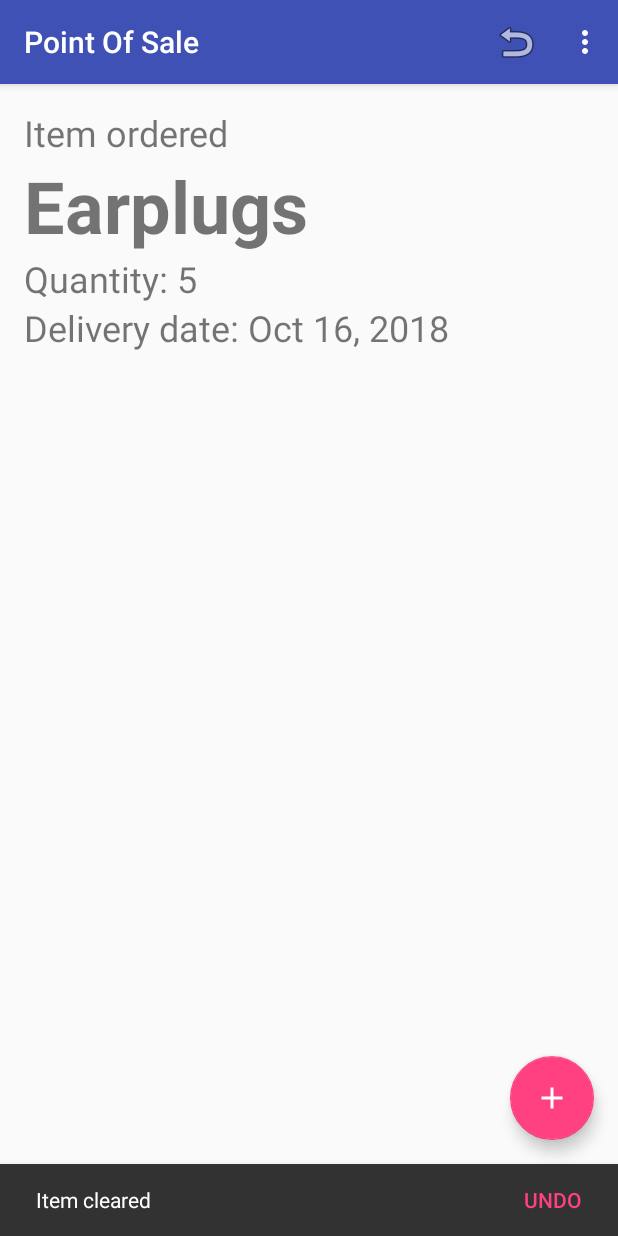
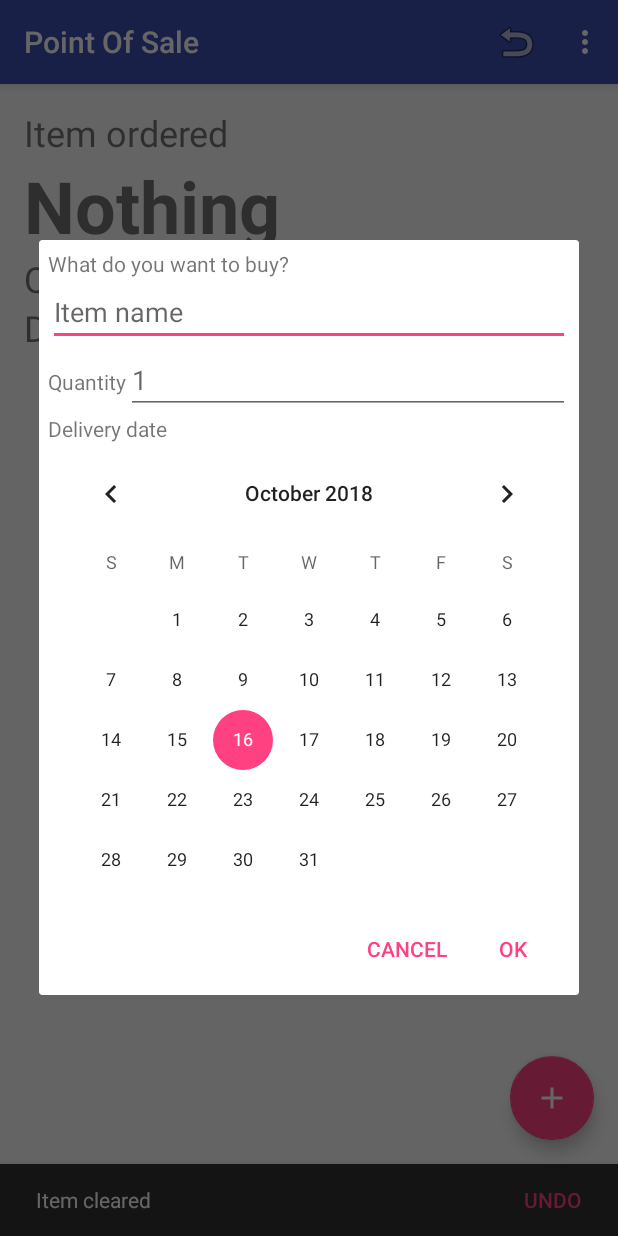
Before and after one commit to CS4084-8308055/Point-of-Sale, an Android app: the screen it shows after launch (MainActivity), after a tap on an icon or button, on a phone screen of 412 x 824 dp. Run offline under Robolectric (Android 15) with nearby library versions, the phone set to English and light mode, and no system bars; 1 other tap on this screen came first.

Commit message:
UI complete, non functional, add dialog

```diff
--- a/PointofSale/app/src/main/java/ie/ul/davidbeck/pointofsale/MainActivity.java
+++ b/PointofSale/app/src/main/java/ie/ul/davidbeck/pointofsale/MainActivity.java
@@ -1,5 +1,7 @@
 package ie.ul.davidbeck.pointofsale;
 
+import android.app.AlertDialog;
+import android.content.DialogInterface;
 import android.content.Intent;
 import android.os.Bundle;
 import android.provider.Settings;
@@ -36,11 +38,28 @@ public class MainActivity extends AppCompatActivity {
         fab.setOnClickListener(new View.OnClickListener() {
             @Override
             public void onClick(View view) {
-
-                mCurrentItem = Item.getDefaultItem();
-                showCurrentItem();
+                addItem();
              }
         });
+    }
+
+    private void addItem() {
+        AlertDialog.Builder builder = new AlertDialog.Builder(this);
+        // Customise dialog
+        //builder.setMessage("Hello");
+        //builder.setPositiveButton("OK", null);
+
+        View view = getLayoutInflater().inflate(R.layout.dialog_add, null, false);
+        builder.setView(view);
+
+        builder.setPositiveButton(android.R.string.ok, new DialogInterface.OnClickListener() {
+            @Override
+            public void onClick(DialogInterface dialog, int which) {
+
+            }
+        });
+        builder.setNegativeButton(android.R.string.cancel, null);
+        builder.create().show();
     }
 
     private void showCurrentItem() {
--- /dev/null
+++ b/PointofSale/app/src/main/res/layout/dialog_add.xml
@@ -0,0 +1,42 @@
+<?xml version="1.0" encoding="utf-8"?>
+<LinearLayout xmlns:android="http://schemas.android.com/apk/res/android"
+    android:padding="6dp"
+    android:layout_width="match_parent"
+    android:layout_height="match_parent"
+    android:orientation="vertical">
+    <TextView
+        android:layout_width="match_parent"
+        android:layout_height="wrap_content"
+        android:text="What do you want to buy?" />
+    <EditText
+        android:id="@+id/edit_name"
+        android:layout_width="match_parent"
+        android:layout_height="wrap_content"
+        android:hint="Item name"
+        android:inputType="textCapSentences" />
+    <LinearLayout
+        android:layout_width="match_parent"
+        android:layout_height="wrap_content"
+        android:orientation="horizontal">
+        <TextView
+            android:layout_width="wrap_content"
+            android:layout_height="wrap_content"
+            android:text="@string/quantity_start" />
+        <EditText
+            android:id="@+id/edit_quantity"
+            android:layout_width="match_parent"
+            android:layout_height="wrap_content"
+            android:hint="1"
+            android:inputType="number" />
+    </LinearLayout>
+    <TextView
+        android:layout_width="match_parent"
+        android:layout_height="wrap_content"
+        android:text="Delivery date" />
+    <CalendarView
+        android:id="@+id/calendar_view"
+        android:layout_width="match_parent"
+        android:layout_height="300dp"
+        android:showWeekNumber="false"
+        />
+</LinearLayout>
```
